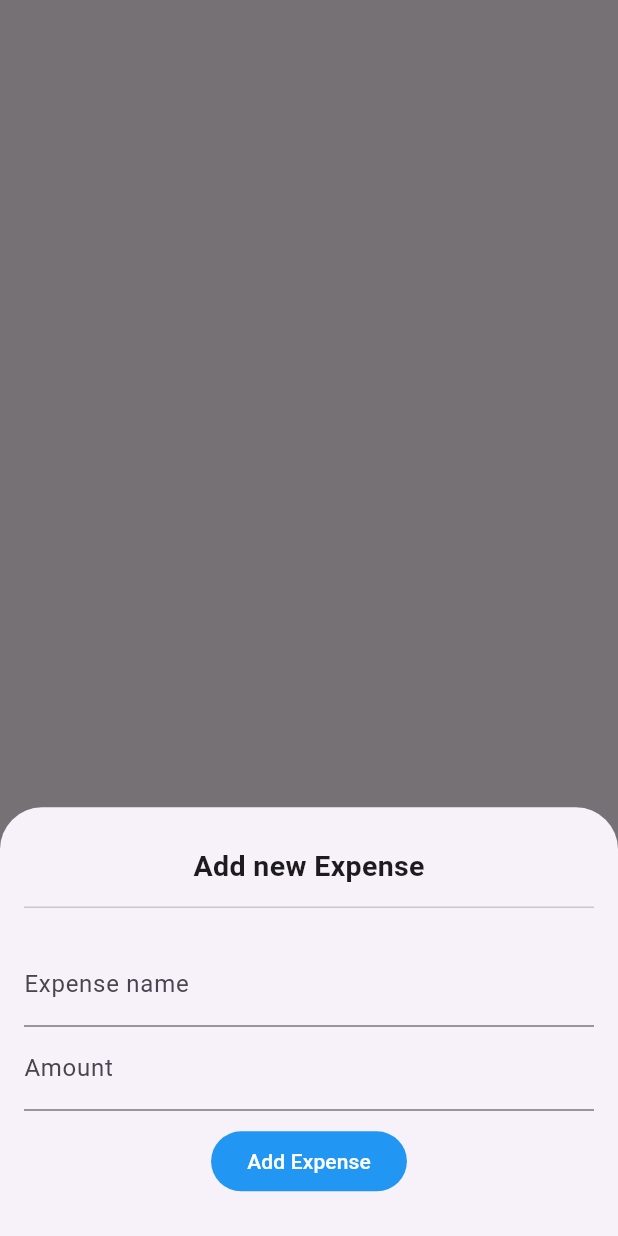
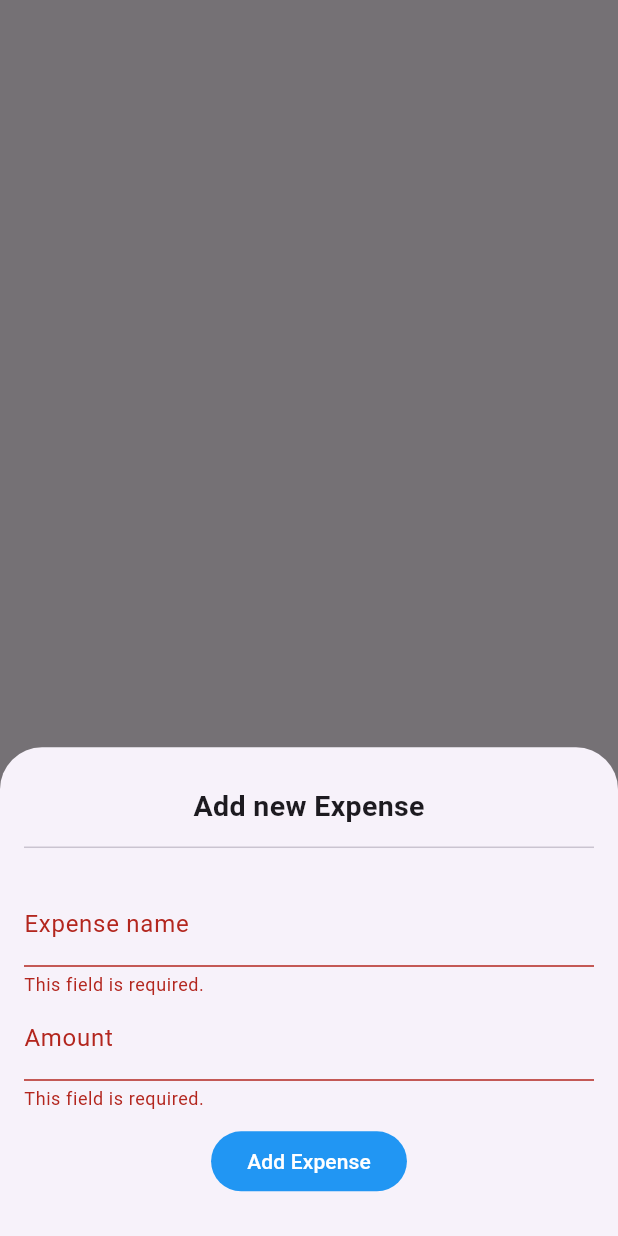
Before and after one commit to DVLPR-SHIVAMCHAUDHARI/Expense-Tracker, a Flutter app: what addExpensesform() shows on an empty page, opened directly, after a tap on "Add Expense", on a phone screen of 412 x 824 dp. Run offline on Flutter 3.47's test engine with Material 3 defaults, Android fonts, the phone set to English and light mode, and no system bars; our stand-ins replace cloud_firestore, firebase_core, flutter_screenutil, go_router, logger; accounts and stored records are empty; project files that could hold a hidden picture were left out.

Commit message:
expenseController

```diff
--- a/lib/consts/bottomsheet.dart
+++ b/lib/consts/bottomsheet.dart
@@ -1,10 +1,11 @@
+import 'package:expensetracker/controllers/expensecontroller.dart';
 import 'package:expensetracker/views/homescreen.dart';
 import 'package:flutter/material.dart';
 import 'package:flutter_screenutil/flutter_screenutil.dart';
 
 addExpensesform(context) {
-  TextEditingController _amountField = TextEditingController();
-  TextEditingController _expenseField = TextEditingController();
+  TextEditingController amountField = TextEditingController();
+  TextEditingController expenseField = TextEditingController();
 
   showModalBottomSheet(
     isScrollControlled: true,
@@ -32,17 +33,32 @@ addExpensesform(context) {
               SizedBox(
                 height: 6.h,
               ),
-              Divider(),
+              const Divider(),
               SizedBox(
                 height: 16.h,
               ),
-              TextField(
-                controller: _expenseField,
-                decoration: InputDecoration(labelText: 'Expense name'),
+              TextFormField(
+                validator: (value) {
+                  if (value == null || value.isEmpty) {
+                    return "This field is required.";
+                  }
+                  return null;
+                },
+                controller: expenseField,
+                decoration: const InputDecoration(labelText: 'Expense name'),
               ),
-              TextField(
-                controller: _amountField,
-                decoration: InputDecoration(labelText: 'Amount'),
+              TextFormField(
+                validator: (value) {
+                  if (value == null || value.isEmpty) {
+                    return "This field is required.";
+                  }
+                  if (double.tryParse(value) == null) {
+                    return "Please enter a valid number.";
+                  }
+                  return null;
+                },
+                controller: amountField,
+                decoration: const InputDecoration(labelText: 'Amount'),
                 keyboardType: TextInputType.number,
               ),
               SizedBox(
@@ -50,11 +66,19 @@ addExpensesform(context) {
               ),
               FilledButton(
                 onPressed: () {
+                  if (formkey.currentState!.validate()) {
+                    Expensecontroller().addExpense(
+                        expense: expenseField.text, amount: amountField.text);
+                    // Form is valid
+                    ScaffoldMessenger.of(context).showSnackBar(
+                      const SnackBar(content: Text("Form is valid")),
+                    );
+                  }
                   FocusScope.of(context).unfocus();
                 },
+                style: const ButtonStyle(
+                    backgroundColor: WidgetStatePropertyAll(Colors.blue)),
                 child: Text("Add Expense"),
-                style: ButtonStyle(
-                    backgroundColor: WidgetStatePropertyAll(Colors.blue)),
               ),
               SizedBox(
                 height: 10.h,
--- a/lib/consts/collerpallet.dart
+++ b/lib/consts/collerpallet.dart
@@ -1,14 +1,14 @@
 import 'package:flutter/material.dart';
 
 class Appcolor {
-  static Color greyTextColor = Color(0xffAEAEB2);
-  static Color blueColor = Color(0xff007AFF);
+  static Color greyTextColor = const Color(0xffAEAEB2);
+  static Color blueColor = const Color(0xff007AFF);
   static Gradient bluegradient = const LinearGradient(
       colors: [Color(0xff192CDB), Color(0xff0E76E9)],
       begin: Alignment.topCenter,
       end: Alignment.bottomCenter);
 
-  static Gradient floatingButtonGradient = LinearGradient(
+  static Gradient floatingButtonGradient = const LinearGradient(
       colors: [Color(0xff7DD4F0), Color(0xff007AFF)],
       begin: Alignment.topLeft,
       end: Alignment.bottomRight);
--- /dev/null
+++ b/lib/models/expense_model.dart
@@ -0,0 +1,25 @@
+class Expense {
+  String? amount;
+  String? expense;
+  int? expenseAdded;
+
+  Expense({this.amount, this.expense, this.expenseAdded});
+
+  // Create an instance from JSON
+  factory Expense.fromJson(Map<String, dynamic> json) {
+    return Expense(
+      amount: json['amount'],
+      expense: json['expense'],
+      expenseAdded: json['expenseAdded'],
+    );
+  }
+
+  // Convert an instance to JSON
+  Map<String, dynamic> toJson() {
+    return {
+      'amount': amount,
+      'expense': expense,
+      'expenseAdded': expenseAdded,
+    };
+  }
+}
--- a/lib/views/splashscreen.dart
+++ b/lib/views/splashscreen.dart
@@ -21,7 +21,7 @@ class SplashScreen extends StatelessWidget {
             Container(
               height: 450.h,
               width: 800.w,
-              decoration: BoxDecoration(),
+              decoration: const BoxDecoration(),
               child: Image.asset(
                 Assetsurl.igsplashimg,
                 fit: BoxFit.cover,
--- a/pubspec.yaml
+++ b/pubspec.yaml
@@ -39,6 +39,8 @@ dependencies:
   flutter_screenutil: ^5.9.3
   go_router: ^14.6.0
   cloud_firestore: ^5.5.0
+  provider: ^6.1.2
+  logger: ^2.5.0
 
 dev_dependencies:
   flutter_test:
```
Also changed, not shown: lib/controllers/expensecontroller.dart (+28 -3 lines), lib/main.dart (+14 -6 lines), lib/views/homescreen.dart (+34 -13 lines), pubspec.lock, 1 other file.
